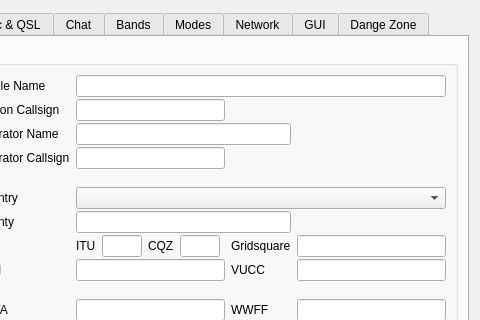
Before: the Qt Designer form ui/SettingsDialog.ui in aa5sh/QLog, drawn with Qt 5; both pictures show x 320 to 800 and y 0 to 320 of the 800 by 836 pixel window.
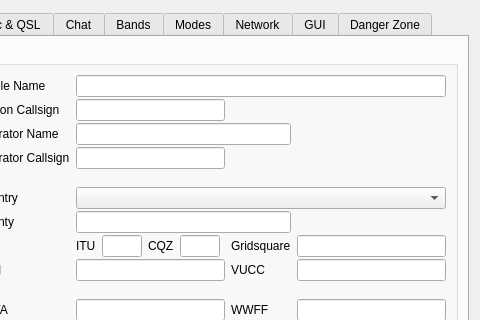
After: the same form once the commit is applied. Icons and pictures are not drawn. Custom widgets are drawn as their Qt base class.

Patch:
```diff
--- a/ui/SettingsDialog.ui
+++ b/ui/SettingsDialog.ui
@@ -4792,7 +4792,7 @@
      </widget>
      <widget class="QWidget" name="dangeZoneTab">
       <attribute name="title">
-       <string>Dange Zone</string>
+       <string>Danger Zone</string>
       </attribute>
       <layout class="QVBoxLayout" name="verticalLayout_18">
        <item>
```
Left out of the diff: 4 changed lines with no effect on the pictures.
